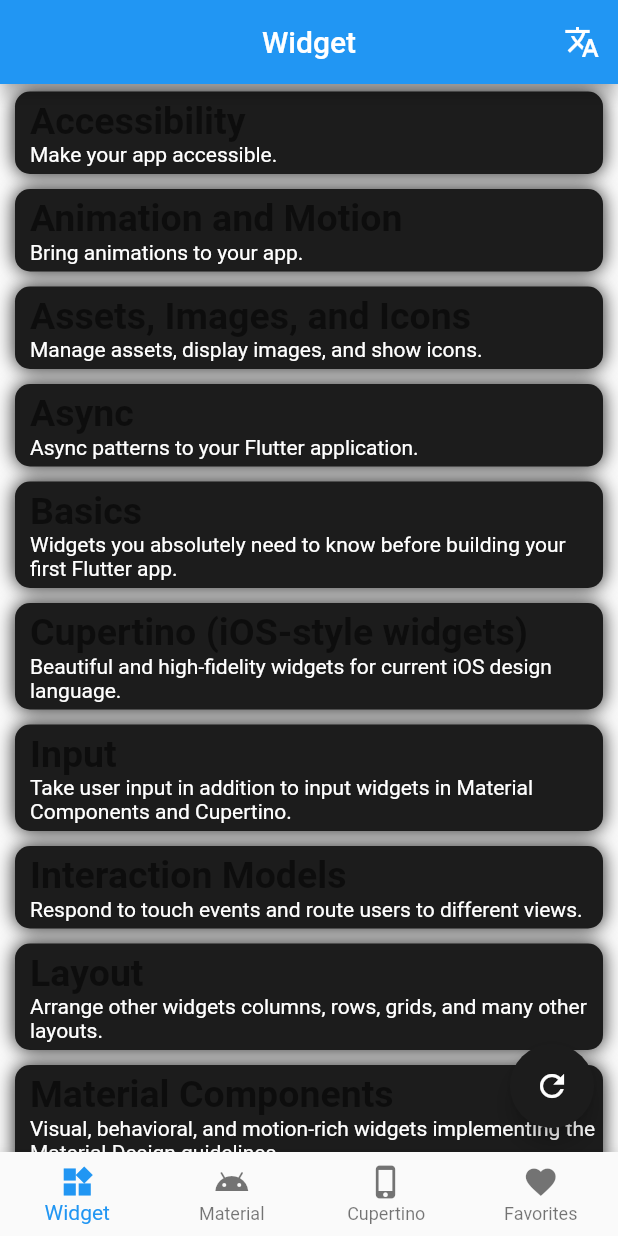
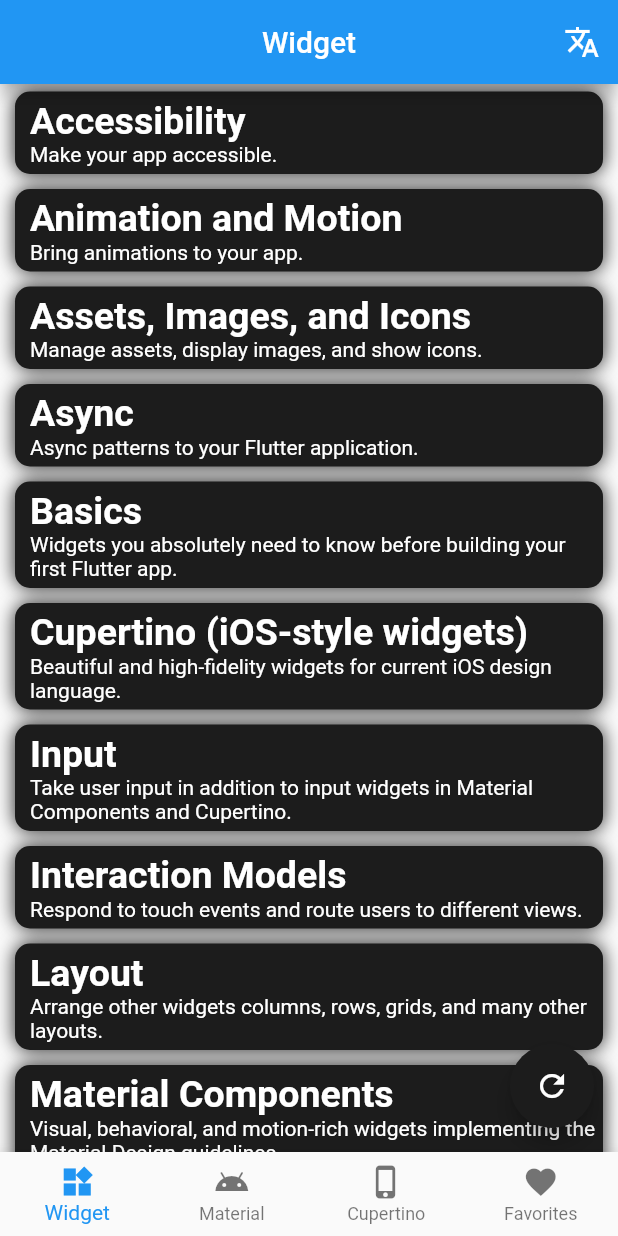
Before and after one commit to Code4GL/flutter_show, a Flutter app: the screen it shows after launch, on a phone screen of 412 x 824 dp. Run offline on Flutter 3.47's test engine with Material 2 defaults, Android fonts, the phone set to English and light mode, and no system bars; missing offline and left inert: flutter_webview_plugin.

Commit message:
主题色设置

```diff
--- a/lib/components/color_cell.dart
+++ b/lib/components/color_cell.dart
@@ -56,7 +56,7 @@
                 style: TextStyle(
                   fontSize: 25,
                   fontWeight: FontWeight.bold,
-                  color: Colors.black54,
+                  color: randomColor.computeLuminance() < 0.3 ? Colors.white : Colors.black,
                 ),
               ),
             ),
@@ -66,7 +66,7 @@
               child: Text(
                 I18n.of(context).runtimeType.toString() == "_I18n_zh_CN"?"$introductionCN":"$introductionEN",
                 style: TextStyle(
-                  color: Colors.white,
+                  color: randomColor.computeLuminance() < 0.3 ? Colors.white : Colors.black54,
                 ),
               ),
             ),
--- a/lib/pages/app.dart
+++ b/lib/pages/app.dart
@@ -43,8 +43,14 @@
 
   @override
   Widget build(BuildContext context) {
+    Color themeColor = Colors.blue;
     return MaterialApp(
       title: 'Flutter Show',
+      theme: ThemeData(
+        brightness:Brightness.light,
+        primaryColor:themeColor,
+        accentColor:themeColor,
+      ),
       home: Scaffold(
         drawer: Drawer(
           child: AboutPage(),
```
